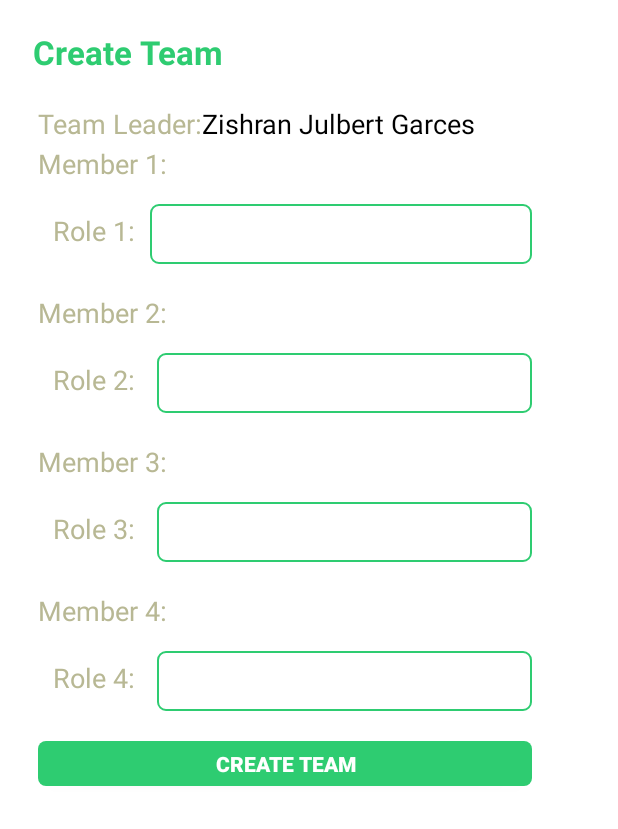
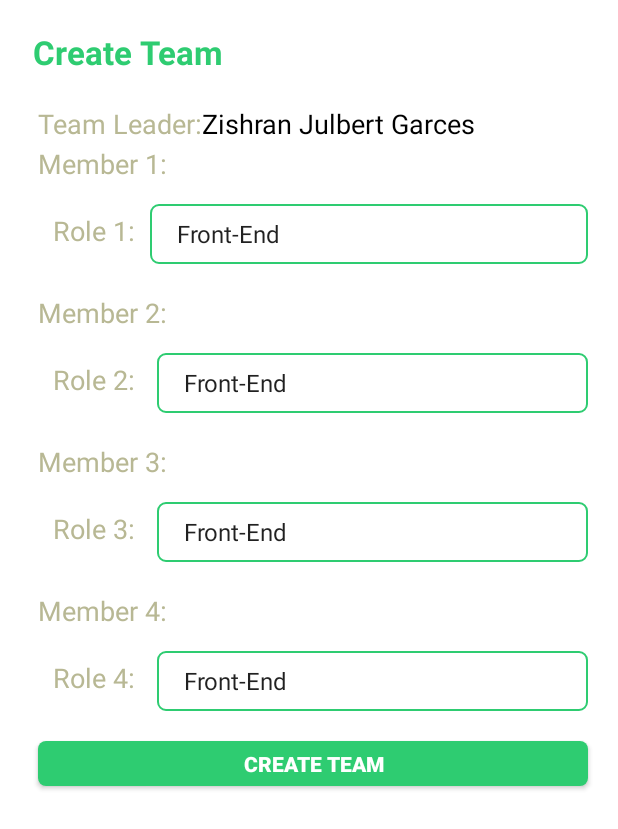
Before and after one commit to jmblank09/teamderived, an Android app: the fragment CreateTeam2Fragment shown on its own in the app's theme, on a phone screen of 412 x 824 dp. Shown: the top 829 px of the screen. Run offline under Robolectric (Android 15) with nearby library versions, the phone set to English and light mode, and no system bars.

Commit message:
Added Create Team to Create Team Two

```diff
--- a/app/src/main/java/com/reginalddc/teamderapp/CreateTeamFragment/CreateTeam2Fragment.java
+++ b/app/src/main/java/com/reginalddc/teamderapp/CreateTeamFragment/CreateTeam2Fragment.java
@@ -6,6 +6,9 @@ import android.support.v4.app.Fragment;
 import android.view.LayoutInflater;
 import android.view.View;
 import android.view.ViewGroup;
+import android.widget.ArrayAdapter;
+import android.widget.EditText;
+import android.widget.Spinner;
 
 import com.reginalddc.teamderapp.R;
 
@@ -13,18 +16,32 @@ import com.reginalddc.teamderapp.R;
  * A simple {@link Fragment} subclass.
  */
 public class CreateTeam2Fragment extends Fragment {
-
+    Spinner role1,role2,role3,role4;
+    String[] arraySpinner = {"Front-End", "Back-End", "Researcher", "Pitcher", "UX Designer"};
 
     public CreateTeam2Fragment() {
         // Required empty public constructor
     }
 
-
     @Override
     public View onCreateView(LayoutInflater inflater, ViewGroup container,
                              Bundle savedInstanceState) {
         // Inflate the layout for this fragment
-        return inflater.inflate(R.layout.fragment_create_team2, container, false);
+        View fragmentView = inflater.inflate(R.layout.fragment_create_team2, container, false);
+
+        Spinner role1 = (Spinner)fragmentView.findViewById(R.id.spinner1);
+        Spinner role2 = (Spinner)fragmentView.findViewById(R.id.spinner2);
+        Spinner role3 = (Spinner)fragmentView.findViewById(R.id.spinner3);
+        Spinner role4 = (Spinner)fragmentView.findViewById(R.id.spinner4);
+
+        ArrayAdapter<String> arrayAdapter = new ArrayAdapter<String>(getActivity(),
+                android.R.layout.simple_dropdown_item_1line, arraySpinner);
+        role1.setAdapter(arrayAdapter);
+        role2.setAdapter(arrayAdapter);
+        role3.setAdapter(arrayAdapter);
+        role4.setAdapter(arrayAdapter);
+
+        return fragmentView;
     }
 
 }
--- a/app/src/main/res/layout/fragment_create_team2.xml
+++ b/app/src/main/res/layout/fragment_create_team2.xml
@@ -61,7 +61,7 @@
                     android:layout_height="wrap_content"
                     android:textAppearance="?android:attr/textAppearanceSmall"
                     android:text="Zishran Julbert Garces"
-                    android:id="@+id/name"
+                    android:id="@+id/teamLeader"
                     android:textColor="@color/black"
                     android:layout_alignParentTop="true"
                     android:layout_toRightOf="@+id/textView9"
@@ -97,15 +97,16 @@
                     android:padding="10dp" />
 
                 <Spinner
-                    android:layout_width="wrap_content"
+                    android:layout_width="fill_parent"
                     android:layout_height="40dp"
-                    android:id="@+id/spinner"
+                    android:id="@+id/spinner1"
                     android:layout_alignBottom="@+id/textView11"
                     android:layout_toRightOf="@+id/textView11"
                     android:layout_alignRight="@+id/name"
                     android:layout_alignEnd="@+id/name"
                     android:background="@drawable/textarea_border"
                     android:paddingLeft="10dp"
+                    android:layout_marginRight="20dp"
                     />
 
 
@@ -139,7 +140,7 @@
                     android:padding="10dp" />
 
                 <Spinner
-                    android:layout_width="wrap_content"
+                    android:layout_width="fill_parent"
                     android:layout_height="40dp"
                     android:id="@+id/spinner2"
                     android:layout_alignBottom="@+id/textView13"
@@ -147,7 +148,8 @@
                     android:layout_alignRight="@+id/name"
                     android:layout_alignEnd="@+id/name"
                     android:background="@drawable/textarea_border"
-                    android:paddingLeft="10dp"/>
+                    android:paddingLeft="10dp"
+                    android:layout_marginRight="20dp"/>
 
                 <TextView
                     android:layout_width="wrap_content"
@@ -179,7 +181,7 @@
                     android:padding="10dp" />
 
                 <Spinner
-                    android:layout_width="wrap_content"
+                    android:layout_width="fill_parent"
                     android:layout_height="40dp"
                     android:id="@+id/spinner3"
                     android:layout_alignBottom="@+id/textView15"
@@ -187,7 +189,8 @@
                     android:layout_alignRight="@+id/name"
                     android:layout_alignEnd="@+id/name"
                     android:background="@drawable/textarea_border"
-                    android:paddingLeft="10dp"/>
+                    android:paddingLeft="10dp"
+                    android:layout_marginRight="20dp"/>
 
                 <TextView
                     android:layout_width="wrap_content"
@@ -219,7 +222,7 @@
                     android:padding="10dp" />
 
                 <Spinner
-                    android:layout_width="wrap_content"
+                    android:layout_width="fill_parent"
                     android:layout_height="40dp"
                     android:id="@+id/spinner4"
                     android:layout_alignBottom="@+id/textView17"
@@ -228,6 +231,7 @@
                     android:layout_alignEnd="@+id/name"
                     android:background="@drawable/textarea_border"
                     android:paddingLeft="10dp"
+                    android:layout_marginRight="20dp"
                     />
 
                 <Button
@@ -236,7 +240,7 @@
                     android:background="@drawable/next_button"
                     android:textColor="@color/white"
                     android:text="@string/createTeam"
-                    android:id="@+id/button2"
+                    android:id="@+id/btn_CreateTeam"
                     android:layout_below="@+id/textView17"
                     android:layout_alignLeft="@+id/textView17"
                     android:layout_alignStart="@+id/textView17"
```
Also changed, not shown: app/src/main/java/com/reginalddc/teamderapp/Activity/TeamActivity.java (+8 -1 lines), app/src/main/java/com/reginalddc/teamderapp/CreateTeamFragment/CreateTeamFragment.java (+43 -2 lines), app/src/main/res/layout/fragment_create_team.xml (+8 -9 lines).
